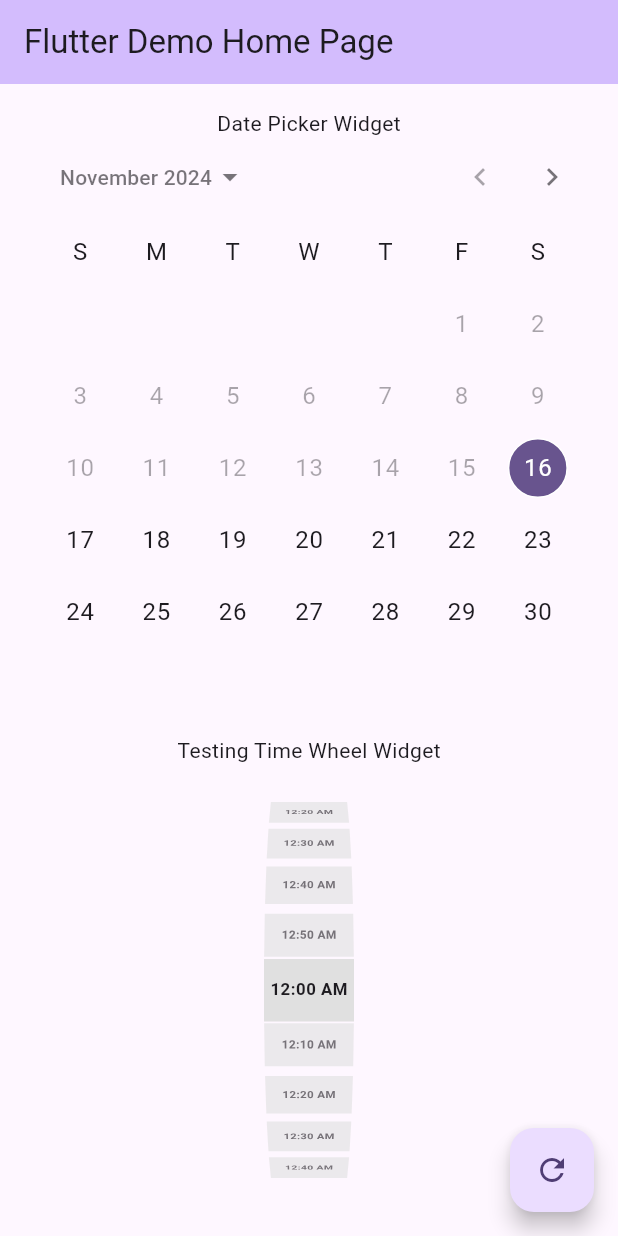
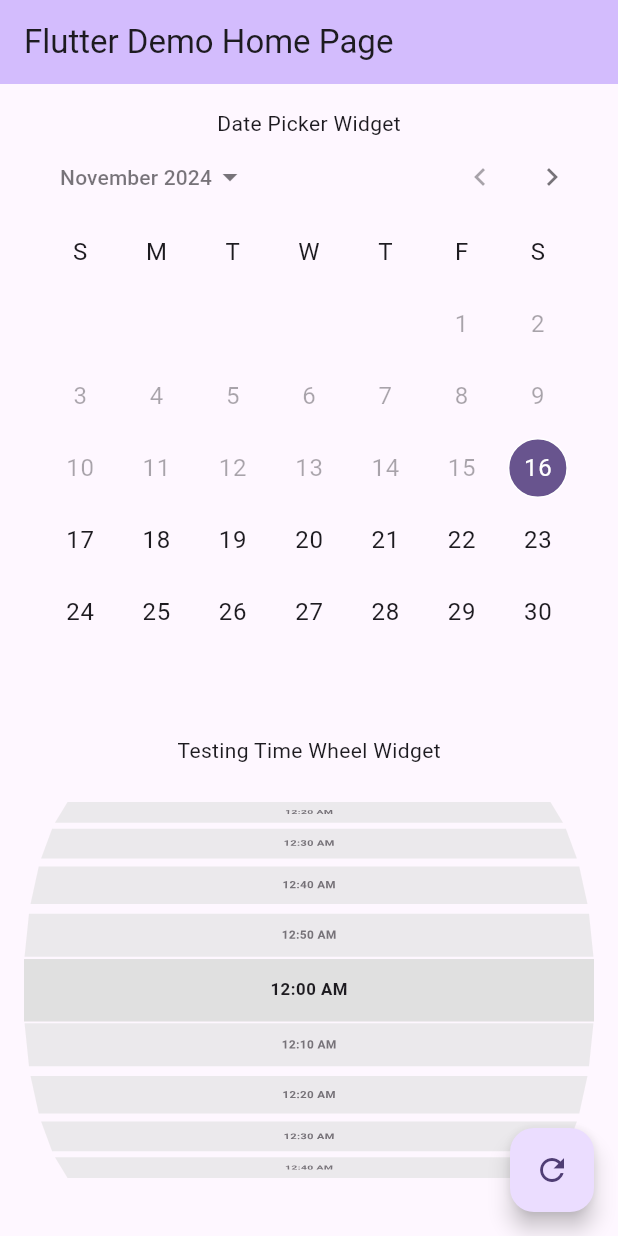
Before and after one commit to marufrobin/FlexiDateTime, a Flutter app: the screen it shows after launch, on a phone screen of 412 x 824 dp. Run offline on Flutter 3.47's test engine with Material 3 defaults, Android fonts, the phone set to English and light mode, and no system bars.

Commit message:
✅ floder structure added

```diff
--- a/lib/main.dart
+++ b/lib/main.dart
@@ -1,7 +1,7 @@
-import 'package:flexi_date_time/time_wheel.widget.dart';
+import 'package:flexi_date_time/src/time_wheel.widget.dart';
 import 'package:flutter/material.dart';
 
-import 'date_picker.widget.dart';
+import 'src/date_picker.widget.dart';
 
 void main() {
   runApp(const MyApp());
--- /dev/null
+++ b/lib/src/enum.dart
@@ -0,0 +1,9 @@
+/// Enum for time wheel type
+/// for [TimeWheel] it will show time wheel
+/// for [TimeRangeWheel] it will show time range wheel
+enum TimeWheelType { TimeWheel, TimeRangeWheel }
+
+/// Enum for time format
+/// for [HoursFormat24] it will show 24 hours format
+/// for [HoursFormat12] it will show 12 hours format
+enum TimeHourFormat { HoursFormat24, HoursFormat12 }
--- a/lib/time_wheel.widget.dart
+++ b/lib/src/time_wheel.widget.dart
@@ -1,6 +1,8 @@
 import 'dart:developer';
 
 import 'package:flutter/material.dart';
+
+import 'enum.dart';
 
 class TimeWheelWidget extends StatelessWidget {
   const TimeWheelWidget({super.key});
@@ -30,11 +32,6 @@ class TimeWheelWidget extends StatelessWidget {
     );
   }
 }
-
-/// Enum for time format
-/// for [HoursFormat24] it will show 24 hours format
-/// for [HoursFormat12] it will show 12 hours format
-enum TimeHourFormat { HoursFormat24, HoursFormat12 }
 
 class _TimeWheelWidget extends StatelessWidget {
   const _TimeWheelWidget({
@@ -86,26 +83,32 @@ class _TimeWheelWidget extends StatelessWidget {
 
     return SizedBox(
       height: height ?? 300,
-      width: width ?? 60,
+      width: width,
       child: ListWheelScrollView.useDelegate(
         itemExtent: itemExtent,
-        // useMagnifier: true,
         onSelectedItemChanged: (value) {
           log('onSelectedItemChanged: ${value + 1}');
+          log(name: 'Selected time', "${timesList?.elementAt(value)}");
         },
-
         overAndUnderCenterOpacity: 0.6,
         diameterRatio: 1.4,
         useMagnifier: true,
         magnification: 1.4,
         squeeze: 0.9,
         physics: const FixedExtentScrollPhysics(),
-        childDelegate: ListWheelChildLoopingListDelegate(
+        childDelegate: buildListWheelChildLoopingListDelegate(timesList),
+      ),
+    );
+  }
+
+  ListWheelChildLoopingListDelegate buildListWheelChildLoopingListDelegate(
+    List<String?>? timesList,
+  ) {
+    return ListWheelChildLoopingListDelegate(
       children: timesList
               ?.map(
                 (time) => Container(
                   color: Colors.grey.shade300,
-                      padding: const EdgeInsets.symmetric(horizontal: 6),
                   child: Center(
                     child: Text(
                       '$time',
@@ -119,8 +122,6 @@ class _TimeWheelWidget extends StatelessWidget {
               )
               .toList() ??
           [],
-        ),
-      ),
     );
   }
 
```
Also changed, not shown: lib/src/date_picker.widget.dart (renamed from lib/date_picker.widget.dart), 1 other file. Lines whose indentation alone changed are shown as unchanged.
